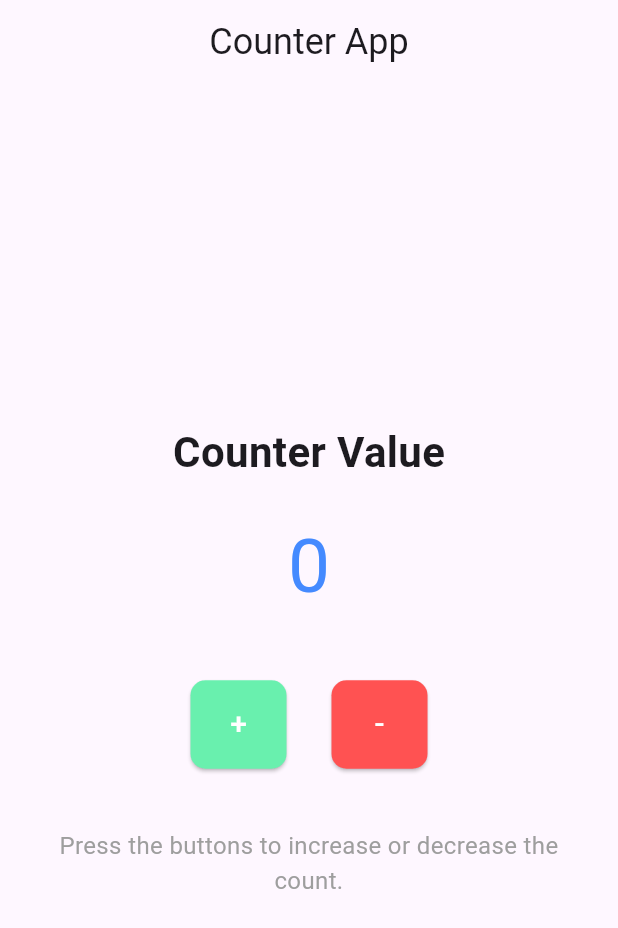
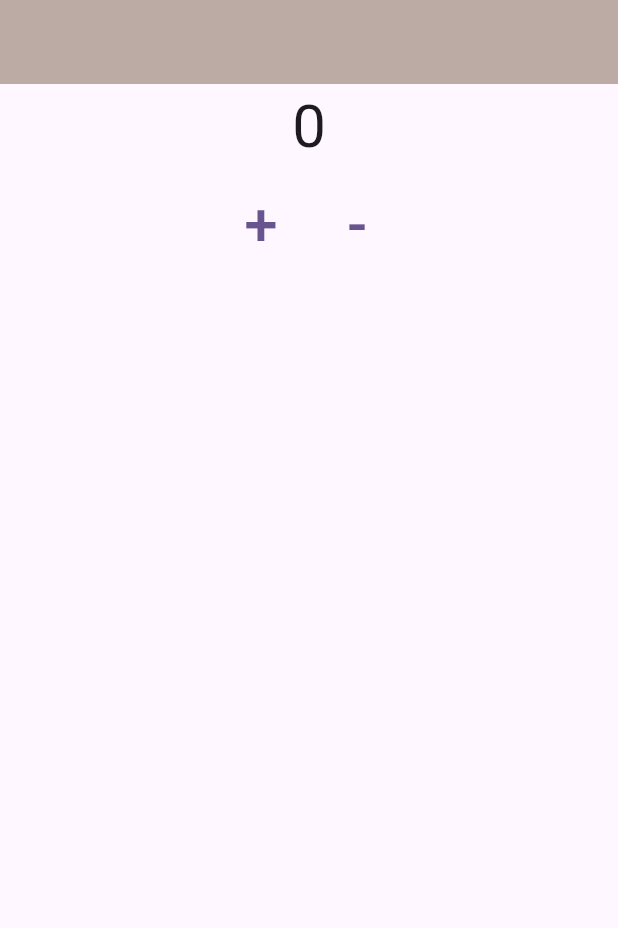
Before and after one commit to pallavipradhan5578/Riverpod, a Flutter app: the screen it shows after launch, on a phone screen of 412 x 824 dp. Shown: the top 928 px of the screen. Run offline on Flutter 3.47's test engine with Material 3 defaults, Android fonts, the phone set to English and light mode, and no system bars; our stand-ins replace flutter_riverpod, riverpod.

Commit message:
Consumer widget.dart

```diff
--- a/lib/provider_ in_riverpod/homeScreen.dart
+++ b/lib/provider_ in_riverpod/homeScreen.dart
@@ -66,107 +66,57 @@ class _HomeScreenState extends ConsumerState<HomeScreen> {
 
   }
 }*/
-
-import 'package:flutter/material.dart';
-import 'package:flutter_riverpod/flutter_riverpod.dart';
-
-void main() {
-  runApp(ProviderScope(child: MyApp()));
-}
-
-class MyApp extends StatelessWidget {
-  @override
-  Widget build(BuildContext context) {
-    return MaterialApp(
-      debugShowCheckedModeBanner: false,
-      title: 'Counter App with Riverpod',
-      home: HomeScreen(),
-      theme: ThemeData(
-        primarySwatch: Colors.blue,
-      ),
-    );
-  }
-}
-
-final counter = StateProvider<int>((ref) => 0);
+final counter = StateProvider<int>((ref) {
+  return 0;
+});
 
 class HomeScreen extends ConsumerWidget {
+  const HomeScreen({super.key});
+
   @override
   Widget build(BuildContext context, WidgetRef ref) {
-    final count = ref.watch(counter);
 
+    print('build');
     return Scaffold(
-      appBar: AppBar(
-        title: const Text(
-          "Counter App",
-          style: TextStyle(fontSize: 24),
+        appBar: AppBar(
+          backgroundColor: Colors.brown.shade200,
         ),
-        centerTitle: true,
-      ),
-      body: Padding(
-        padding: const EdgeInsets.all(16.0),
-        child: Column(
-          mainAxisAlignment: MainAxisAlignment.center,
+        body: Column(
           children: [
-            Text(
-              "Counter Value",
-              style: TextStyle(fontSize: 28, fontWeight: FontWeight.bold),
-            ),
-            SizedBox(height: 20),
-            Text(
-              count.toString(),
-              style: TextStyle(fontSize: 50, color: Colors.blueAccent),
-            ),
-            SizedBox(height: 40),
+            Consumer(builder: (context,ref,child){
+              final count = ref.watch(counter);
+              print('build2');;
+              return Center(
+                child: Text(
+                  count.toString(),
+                  style: TextStyle(fontSize: 40),
+                ),
+              );
+            }),
             Row(
               mainAxisAlignment: MainAxisAlignment.center,
               children: [
-                ElevatedButton(
+                TextButton(
                   onPressed: () {
                     ref.read(counter.notifier).state++;
                   },
-                  style: ElevatedButton.styleFrom(
-                    backgroundColor: Colors.greenAccent,
-                    padding: const EdgeInsets.symmetric(
-                        horizontal: 25, vertical: 15),
-                    shape: RoundedRectangleBorder(
-                      borderRadius: BorderRadius.circular(10),
-                    ),
-                  ),
                   child: Text(
                     "+",
-                    style: TextStyle(fontSize: 20, color: Colors.white),
+                    style: TextStyle(fontSize: 40),
                   ),
                 ),
-                SizedBox(width: 30),
-                ElevatedButton(
+                TextButton(
                   onPressed: () {
                     ref.read(counter.notifier).state--;
                   },
-                  style: ElevatedButton.styleFrom(
-                    backgroundColor: Colors.redAccent,
-                    padding: const EdgeInsets.symmetric(
-                        horizontal: 25, vertical: 15),
-                    shape: RoundedRectangleBorder(
-                      borderRadius: BorderRadius.circular(10),
-                    ),
-                  ),
                   child: Text(
                     "-",
-                    style: TextStyle(fontSize: 20, color: Colors.white),
+                    style: TextStyle(fontSize: 40),
                   ),
-                ),
+                )
               ],
-            ),
-            SizedBox(height: 40),
-            Text(
-              "Press the buttons to increase or decrease the count.",
-              style: TextStyle(fontSize: 16, color: Colors.grey),
-              textAlign: TextAlign.center,
-            ),
+            )
           ],
-        ),
-      ),
-    );
+        ));
   }
 }
```
